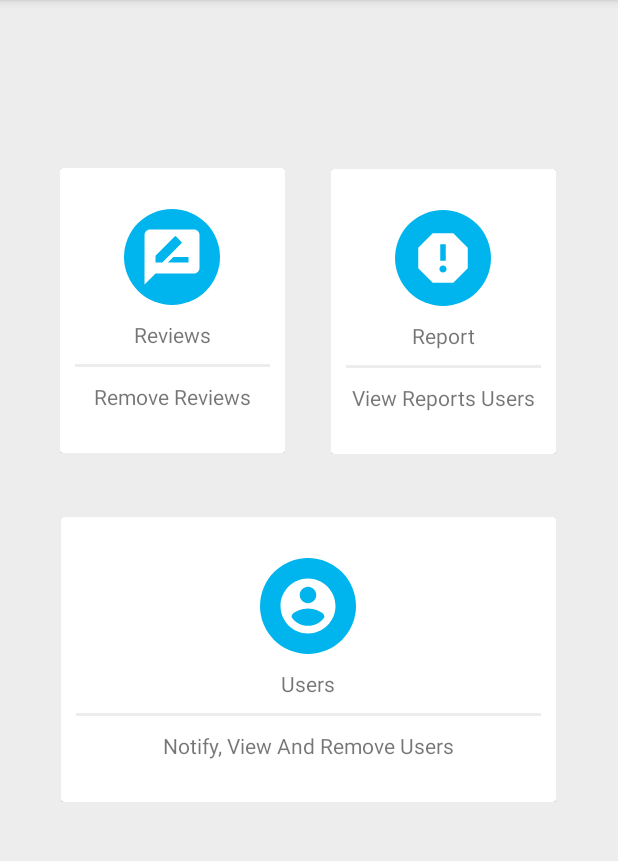
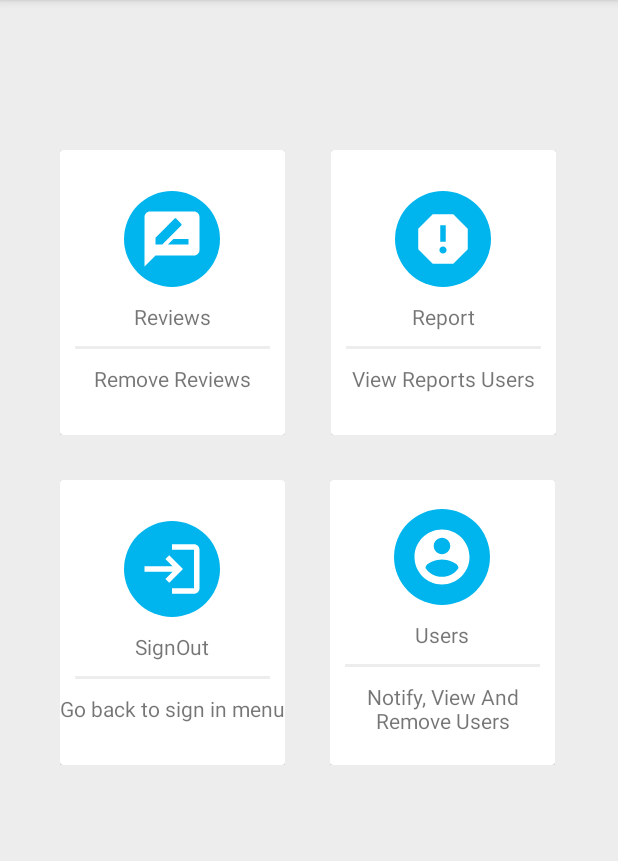
Before and after one commit to KevinAddae/FinalYearTouristApp, an Android app: the AdminMainMenu screen opened directly, with no data from a screen before it, on a phone screen of 412 x 824 dp, the part 84-945 px from its top. Run offline under Robolectric (Android 15) with nearby library versions, the phone set to English and light mode, and no system bars.

Commit message:
Fixed fragment sending

```diff
--- a/app/src/main/java/com/example/touristapp/AdminMainMenu.kt
+++ b/app/src/main/java/com/example/touristapp/AdminMainMenu.kt
@@ -30,4 +30,9 @@ class AdminMainMenu : AppCompatActivity() {
         val i = Intent(this, AdminUserMainMenu::class.java)
         startActivity(i)
     }
+
+    fun SignOutBtn (view: View) {
+        val i = Intent(this, MainActivity::class.java)
+        startActivity(i)
+    }
 }
--- a/app/src/main/java/com/example/touristapp/CreateMap.kt
+++ b/app/src/main/java/com/example/touristapp/CreateMap.kt
@@ -161,26 +161,25 @@ class CreateMap : Fragment() {
 
                 Log.i(TAG,"gotten $places")
                 var userM = UserMap("awd", places)
-                // bundle to send to another fragment
-                var bundle = Bundle()
                 //collect bundle from previous fragment
                 var collectBund = this.arguments
                 val title = collectBund?.getString("title") as String
+                userM.title = title
 
-                userM.title = title
 
                 Log.i(TAG,"usermap is: ${userM.title}")
                 Log.i(TAG,"usermap is: ${userM.places[0].name}")
 
-
+                // bundle to send to another fragment
+                var bundle = Bundle()
+                val fragment = Tourist_Future_Interest()
                 bundle.putSerializable("item", userM)
-                val fragment = Tourist_Future_Interest()
                 fragment.arguments = bundle
 
             if (userM != null) {
                 var fragmentManager = requireActivity().supportFragmentManager
                 var fragmentTrasaction = fragmentManager.beginTransaction()
-                fragmentTrasaction.replace(R.id.frameLayout, Tourist_Future_Interest())
+                fragmentTrasaction.replace(R.id.frameLayout, fragment)
                 fragmentTrasaction.addToBackStack("CreateMap")
                 fragmentTrasaction.commit()
                 }
--- a/app/src/main/java/com/example/touristapp/Model/Future_Location.kt
+++ b/app/src/main/java/com/example/touristapp/Model/Future_Location.kt
@@ -7,6 +7,4 @@ import java.io.Serializable
 data class Future_location(
     var name: String?, var country:String, var city_town:String,
     var description: String, var booked: String, val futureLocationID: Int, val userId:Int,
-    val latitude: Double, val longitude: Double): Serializable {
-
-}
+    val latitude: Double, val longitude: Double): Serializable
--- a/app/src/main/java/com/example/touristapp/Tourist_Future_Interest.kt
+++ b/app/src/main/java/com/example/touristapp/Tourist_Future_Interest.kt
@@ -31,6 +31,7 @@ private const val TAG = "tourist_future_location"
 class Tourist_Future_Interest : Fragment(R.layout.fragment_tourist__future__interest) {
     lateinit var  userMapList1: ArrayList<UserMap>
     lateinit var mapAdapter: MapsAdapter
+
     /**
      * This method is called after the oncreate, overriding will give access to findviewbyId.
      * This method will also send send the listed items in the recycle view to the Display map fragment.
@@ -39,6 +40,7 @@ class Tourist_Future_Interest : Fragment(R.layout.fragment_tourist__future__inte
      */
     override fun onViewCreated(view: View, savedInstanceState: Bundle?) {
         super.onViewCreated(view, savedInstanceState)
+
         activity?.title = "Future Location"
         var db = activity?.let { TouristDatabase(it) }
 
@@ -46,6 +48,8 @@ class Tourist_Future_Interest : Fragment(R.layout.fragment_tourist__future__inte
         if (db != null) {
             Toast.makeText(activity,"logged in as ${db.getLastAddedTourist().username}", Toast.LENGTH_LONG).show()
         }
+
+
 
         //var temp:ArrayList<Future_location> = db!!.getFutureLocation(1)
         //var k = UserMap("Test",temp)
@@ -138,11 +142,9 @@ class Tourist_Future_Interest : Fragment(R.layout.fragment_tourist__future__inte
         if (getCallerFragment().equals("CreateMap")) {
             var bundle = this.arguments
             val input = bundle?.getSerializable("item") as UserMap
-
-            Log.i(TAG, "gotten $input}")
             for(place in input.places) {
                 var type = UserMap(input.title, arrayListOf(place))
-                db?.addFutureInterest(type)
+                //db?.addFutureInterest(type)
             }
             userMapList1.add(input)
             mapAdapter.notifyItemInserted(userMapList1.size - 1)
--- a/app/src/main/java/com/example/touristapp/Tourist_review_create.kt
+++ b/app/src/main/java/com/example/touristapp/Tourist_review_create.kt
@@ -29,8 +29,8 @@ import java.io.IOException
 private const val TAG = "tourist_review_create"
 
 class Tourist_review_create : Fragment(R.layout.fragment_tourist_review_create) {
-    val PICK_IMAGE = 1
-    val imageView = view?.findViewById<ImageView>(R.id.createReview_uploadedPicture)
+    lateinit var imageView: ImageView
+    val GALLERY_REQUEST = 100
 
     //private var db = TouristDatabase(requireActivity())
     override fun onViewCreated(view: View, savedInstanceState: Bundle?) {
@@ -49,7 +49,7 @@ class Tourist_review_create : Fragment(R.layout.fragment_tourist_review_create)
 //                imageView?.setImageBitmap(bitmapImage)
 //            }
 //        }
-
+        imageView = view?.findViewById<ImageView>(R.id.createReview_uploadedPicture)
         val uploadBtn = view?.findViewById<Button>(R.id.createReview_UploadPictureBtn)
 
         /**
@@ -57,10 +57,10 @@ class Tourist_review_create : Fragment(R.layout.fragment_tourist_review_create)
          */
         uploadBtn?.setOnClickListener {
             Log.i(TAG, "btn press")
-            val galleryIntent = Intent(Intent.ACTION_PICK)
+            val galleryIntent = Intent(Intent.ACTION_PICK, MediaStore.Images.Media.INTERNAL_CONTENT_URI)
             galleryIntent.type = "image/*"
             //returns the data selected
-            startActivityForResult(galleryIntent,PICK_IMAGE)
+            startActivityForResult(galleryIntent,GALLERY_REQUEST)
            // resultLauncher.launch(galleryIntent)
             Log.i(TAG, "Go to Gallery")
         }
@@ -115,16 +115,21 @@ class Tourist_review_create : Fragment(R.layout.fragment_tourist_review_create)
 
 
     }
+    @SuppressLint("RestrictedApi")
     @Override
     override fun onActivityResult(requestCode: Int, resultCode: Int, data: Intent?) {
         super.onActivityResult(requestCode, resultCode, data)
 
-        if (resultCode == Activity.RESULT_OK && requestCode == PICK_IMAGE) {
+        if (requestCode==GALLERY_REQUEST && resultCode == RESULT_OK) {
+            val imageView = view?.findViewById<ImageView>(R.id.createReview_uploadedPicture)
             val selectedImage = data?.data
-            val bitmapImage = MediaStore.Images.Media.getBitmap(requireActivity().contentResolver, selectedImage)
-            imageView?.setImageBitmap(bitmapImage)
+            imageView?.setImageURI(selectedImage)
+            //val bitmapImage = MediaStore.Images.Media.getBitmap(requireActivity().contentResolver, selectedImage)
+            //imageView?.setImageBitmap(bitmapImage)
+            Log.i(TAG, "IMG gotten ${selectedImage.toString()}")
 
         }
 
     }
+
 }
--- /dev/null
+++ b/app/src/main/res/drawable/ic_baseline_login_24.xml
@@ -0,0 +1,5 @@
+<vector android:height="24dp" android:tint="#FFFFFF"
+    android:viewportHeight="24" android:viewportWidth="24"
+    android:width="24dp" xmlns:android="http://schemas.android.com/apk/res/android">
+    <path android:fillColor="@android:color/white" android:pathData="M11,7L9.6,8.4l2.6,2.6H2v2h10.2l-2.6,2.6L11,17l5,-5L11,7zM20,19h-8v2h8c1.1,0 2,-0.9 2,-2V5c0,-1.1 -0.9,-2 -2,-2h-8v2h8V19z"/>
+</vector>
--- a/app/src/main/res/layout/activity_admin_main_menu.xml
+++ b/app/src/main/res/layout/activity_admin_main_menu.xml
@@ -6,6 +6,16 @@
     android:layout_height="match_parent"
     android:background="#ededed"
     tools:context=".AdminMainMenu">
+
+    <LinearLayout
+        android:layout_width="match_parent"
+        android:layout_height="match_parent"
+        android:orientation="vertical">
+
+        <LinearLayout
+            android:layout_width="wrap_content"
+            android:layout_height="wrap_content"
+            android:orientation="horizontal">
 
             <LinearLayout
                 android:id="@+id/admin_Reviews"
@@ -133,21 +143,76 @@
                 </androidx.cardview.widget.CardView>
 
             </LinearLayout>
+        </LinearLayout>
+
+        <LinearLayout
+            android:layout_width="wrap_content"
+            android:layout_height="wrap_content"
+            android:orientation="horizontal">
+
+            <LinearLayout
+                android:id="@+id/admin_SignOut"
+                android:layout_width="150dp"
+                android:layout_height="wrap_content"
+                android:layout_marginLeft="40dp"
+                android:gravity="center">
+
+                <androidx.cardview.widget.CardView
+                    android:layout_width="match_parent"
+                    android:layout_height="190dp"
+                    android:layout_gravity="center">
+
+                    <LinearLayout
+                        android:layout_width="match_parent"
+                        android:layout_height="match_parent"
+                        android:gravity="center"
+                        android:onClick="SignOutBtn"
+                        android:orientation="vertical">
+
+                        <ImageView
+                            android:layout_width="64dp"
+                            android:layout_height="64dp"
+                            android:background="@drawable/admin_shape"
+                            android:onClick="SignOutBtn"
+                            android:padding="10dp"
+                            android:src="@drawable/ic_baseline_login_24"
+                            tools:layout_editor_absoluteX="298dp"
+                            tools:layout_editor_absoluteY="189dp" />
+
+                        <TextView
+                            android:layout_width="wrap_content"
+                            android:layout_height="wrap_content"
+                            android:layout_marginTop="10dp"
+                            android:onClick="SignOutBtn"
+                            android:text="SignOut" />
+
+                        <View
+                            android:layout_width="match_parent"
+                            android:layout_height="2dp"
+                            android:layout_margin="10dp"
+                            android:background="#ededed"
+                            android:onClick="SignOutBtn" />
+
+                        <TextView
+                            android:layout_width="wrap_content"
+                            android:layout_height="wrap_content"
+                            android:gravity="center"
+                            android:onClick="SignOutBtn"
+                            android:text="Go back to sign in menu" />
+
+                    </LinearLayout>
+
+                </androidx.cardview.widget.CardView>
+
+            </LinearLayout>
 
 
             <LinearLayout
                 android:id="@+id/admin_Users"
-        android:layout_width="330dp"
+                android:layout_width="150dp"
                 android:layout_height="wrap_content"
-        android:layout_marginStart="40dp"
-        android:layout_marginTop="15dp"
-        android:layout_marginEnd="41dp"
-        android:layout_marginBottom="221dp"
-        android:gravity="center"
-        app:layout_constraintBottom_toBottomOf="parent"
-        app:layout_constraintEnd_toEndOf="parent"
-        app:layout_constraintStart_toStartOf="parent"
-        app:layout_constraintTop_toBottomOf="@+id/admin_Reviews">
+                android:layout_marginLeft="30dp"
+                android:gravity="center">
 
                 <androidx.cardview.widget.CardView
                     android:layout_width="match_parent"
@@ -197,5 +262,11 @@
                 </androidx.cardview.widget.CardView>
 
             </LinearLayout>
+        </LinearLayout>
+
+
+
+    </LinearLayout>
+
 
 </androidx.constraintlayout.widget.ConstraintLayout>
--- a/app/src/main/res/layout/fragment_tourist_review_create.xml
+++ b/app/src/main/res/layout/fragment_tourist_review_create.xml
@@ -5,6 +5,9 @@
     android:layout_width="match_parent"
     android:layout_height="match_parent"
     tools:context=".Tourist_review_create">
+    <ScrollView
+        android:layout_width="match_parent"
+        android:layout_height="match_parent">
 
         <LinearLayout
             android:paddingLeft="30dp"
@@ -118,4 +121,6 @@
             </LinearLayout>
         </LinearLayout>
 
+    </ScrollView>
+
 </androidx.constraintlayout.widget.ConstraintLayout>
```
Lines whose indentation alone changed are shown as unchanged.
